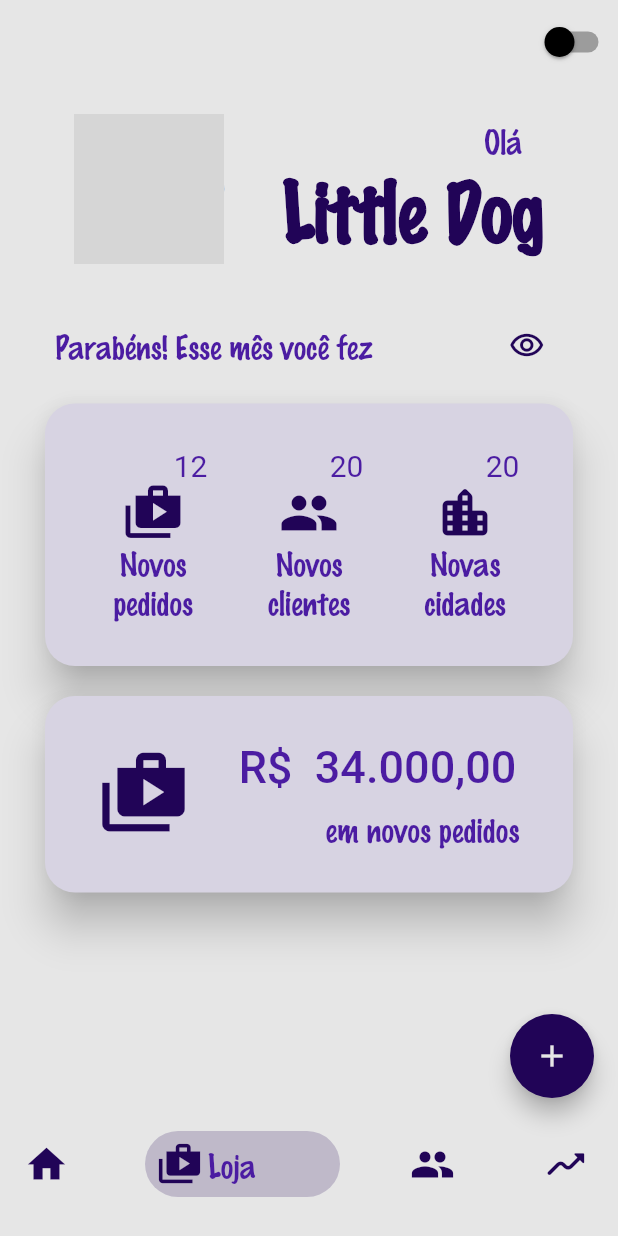
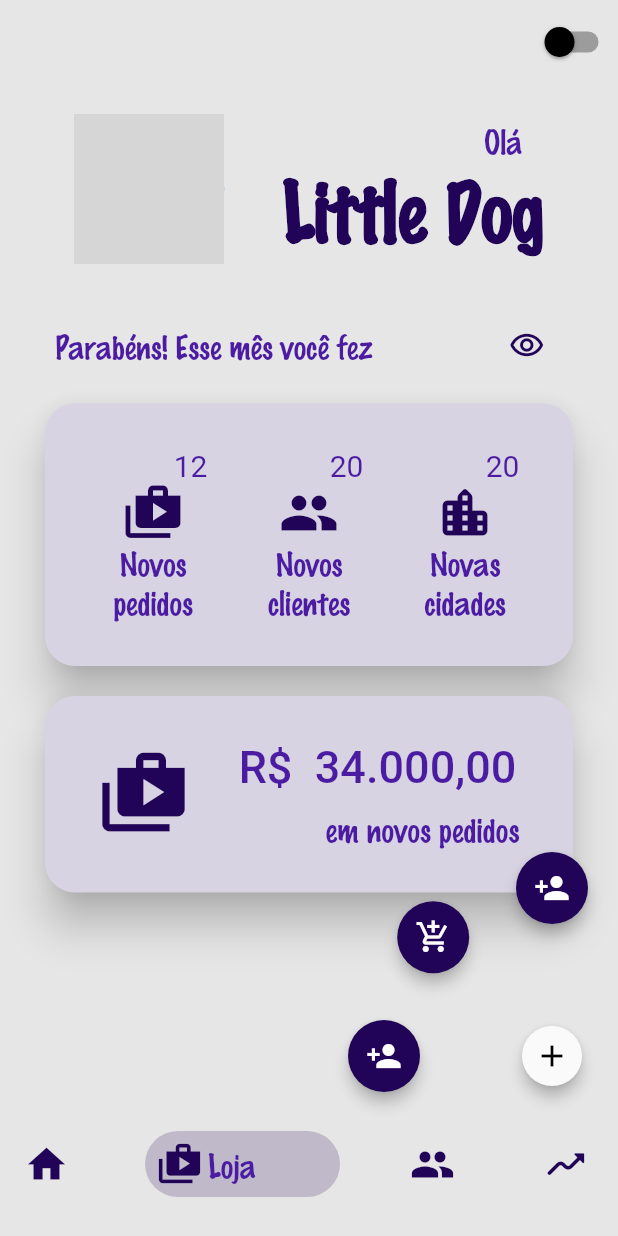
Before and after one commit to Brennez/Desafio-do-Layout, a Flutter app: the screen it shows after launch, item 2 of the bottom bar chosen, after a tap on the "add" icon, on a phone screen of 412 x 824 dp. Run offline on Flutter 3.47's test engine with Material 2 defaults, Android fonts, the phone set to English and light mode, and no system bars; drawn by our look-alikes of bottom_navy_bar; our stand-ins replace google_fonts; grey boxes are pictures that could not be loaded.

Commit message:
adicionando o botão FAB

```diff
--- a/lib/main.dart
+++ b/lib/main.dart
@@ -2,8 +2,8 @@
 
 import 'package:app_layout/consts/colors/colors.dart';
 import 'package:app_layout/provider/themeProvider.dart';
+import 'package:app_layout/widget/expandableFab.dart';
 import 'package:bottom_navy_bar/bottom_navy_bar.dart';
-import 'package:flutter/gestures.dart';
 import 'package:flutter/material.dart';
 import 'package:google_fonts/google_fonts.dart';
 import 'package:provider/provider.dart';
@@ -79,7 +79,8 @@ class _HomePageState extends State<HomePage> {
       appBar: AppBar(
         actions: [ChangeThemeButton()],
       ),
-      body: Column(
+      body: SingleChildScrollView(
+        child: Column(
           mainAxisAlignment: MainAxisAlignment.start,
           children: [
             Container(
@@ -150,7 +151,8 @@ class _HomePageState extends State<HomePage> {
                           child: Text(
                             textOrder,
                             style: GoogleFonts.concertOne(
-                              textStyle: Theme.of(context).textTheme.subtitle1),
+                                textStyle:
+                                    Theme.of(context).textTheme.subtitle1),
                           ),
                         ),
                         Icon(
@@ -170,7 +172,8 @@ class _HomePageState extends State<HomePage> {
                           child: Text(
                             textClients,
                             style: GoogleFonts.concertOne(
-                              textStyle: Theme.of(context).textTheme.subtitle1),
+                                textStyle:
+                                    Theme.of(context).textTheme.subtitle1),
                           ),
                         ),
                         Icon(
@@ -190,7 +193,8 @@ class _HomePageState extends State<HomePage> {
                           child: Text(
                             textCities,
                             style: GoogleFonts.concertOne(
-                              textStyle: Theme.of(context).textTheme.subtitle1),
+                                textStyle:
+                                    Theme.of(context).textTheme.subtitle1),
                           ),
                         ),
                         Icon(
@@ -244,6 +248,21 @@ class _HomePageState extends State<HomePage> {
             ),
           ],
         ),
+      ),
+      floatingActionButton: ExpandableFab(distance: 112.0, children: [
+        ActionButton(
+          onPressed: () {},
+          icon: Icons.person_add,
+        ),
+        ActionButton(
+          onPressed: () {},
+          icon: Icons.add_shopping_cart,
+        ),
+        ActionButton(
+          onPressed: () {},
+          icon: Icons.person_add,
+        ),
+      ]),
       bottomNavigationBar: Container(
         margin: EdgeInsets.only(bottom: 20),
         child: BottomNavyBar(
@@ -301,17 +320,9 @@ class _HomePageState extends State<HomePage> {
                 "Gráficos",
                 style: Theme.of(context).textTheme.subtitle2,
               ),
-            )
+            ),
           ],
         ),
-      ),
-      floatingActionButton: FloatingActionButton(
-        onPressed: () {},
-        child: Icon(
-          Icons.add,
-          color: kBackgroundColor,
-        ),
-        backgroundColor: kPrimaryColor,
       ),
     );
   }
--- /dev/null
+++ b/lib/widget/expandableFab.dart
@@ -0,0 +1,215 @@
+import 'package:flutter/material.dart';
+import 'dart:math' as math;
+
+@immutable
+class ExpandableFab extends StatefulWidget {
+  const ExpandableFab({
+    Key? key,
+    this.initialOpen,
+    required this.distance,
+    required this.children,
+  }) : super(key: key);
+
+  final bool? initialOpen;
+  final double distance;
+  final List<Widget> children;
+
+  @override
+  _ExpandableFabState createState() => _ExpandableFabState();
+}
+
+class _ExpandableFabState extends State<ExpandableFab>
+    with SingleTickerProviderStateMixin {
+  late final AnimationController _controller;
+  late final Animation<double> _expandAnimation;
+  bool _open = false;
+
+  @override
+  void initState() {
+    super.initState();
+    _open = widget.initialOpen ?? false;
+    _controller = AnimationController(
+      value: _open ? 1.0 : 0.0,
+      duration: const Duration(milliseconds: 250),
+      vsync: this,
+    );
+    _expandAnimation = CurvedAnimation(
+      curve: Curves.fastOutSlowIn,
+      reverseCurve: Curves.easeOutQuad,
+      parent: _controller,
+    );
+  }
+
+  @override
+  void dispose() {
+    _controller.dispose();
+    super.dispose();
+  }
+
+  void _toggle() {
+    setState(() {
+      _open = !_open;
+      if (_open) {
+        _controller.forward();
+      } else {
+        _controller.reverse();
+      }
+    });
+  }
+
+  @override
+  Widget build(BuildContext context) {
+    return SizedBox.expand(
+      child: Stack(
+        alignment: Alignment.bottomRight,
+        clipBehavior: Clip.none,
+        children: [
+          _buildTapToCloseFab(),
+          ..._buildExpandingActionButtons(),
+          _buildTapToOpenFab(),
+        ],
+      ),
+    );
+  }
+
+  Widget _buildTapToCloseFab() {
+    return SizedBox(
+      width: 56.0,
+      height: 56.0,
+      child: Center(
+        child: Material(
+          shape: const CircleBorder(),
+          clipBehavior: Clip.antiAlias,
+          elevation: 4.0,
+          child: InkWell(
+            onTap: _toggle,
+            child: const Padding(
+              padding: EdgeInsets.all(8.0),
+              child: Icon(
+                Icons.add,
+                color: Colors.black,
+              ),
+            ),
+          ),
+        ),
+      ),
+    );
+  }
+
+  List<Widget> _buildExpandingActionButtons() {
+    final children = <Widget>[];
+    final count = widget.children.length;
+    final step = 90.0 / (count - 1);
+    for (var i = 0, angleInDegrees = 0.0;
+        i < count;
+        i++, angleInDegrees += step) {
+      children.add(
+        _ExpandingActionButton(
+          directionInDegrees: angleInDegrees,
+          maxDistance: widget.distance,
+          progress: _expandAnimation,
+          child: widget.children[i],
+        ),
+      );
+    }
+    return children;
+  }
+
+  Widget _buildTapToOpenFab() {
+    return IgnorePointer(
+      ignoring: _open,
+      child: AnimatedContainer(
+        transformAlignment: Alignment.center,
+        transform: Matrix4.diagonal3Values(
+          _open ? 0.7 : 1.0,
+          _open ? 0.7 : 1.0,
+          1.0,
+        ),
+        duration: const Duration(milliseconds: 250),
+        curve: const Interval(0.0, 0.5, curve: Curves.easeOut),
+        child: AnimatedOpacity(
+          opacity: _open ? 0.0 : 1.0,
+          curve: const Interval(0.25, 1.0, curve: Curves.easeInOut),
+          duration: const Duration(milliseconds: 250),
+          child: FloatingActionButton(
+            backgroundColor: const Color(0xFF210457),
+            onPressed: _toggle,
+            child: const Icon(
+              Icons.add,
+            ),
+          ),
+        ),
+      ),
+    );
+  }
+}
+
+@immutable
+class _ExpandingActionButton extends StatelessWidget {
+  const _ExpandingActionButton({
+    Key? key,
+    required this.directionInDegrees,
+    required this.maxDistance,
+    required this.progress,
+    required this.child,
+  }) : super(key: key);
+
+  final double directionInDegrees;
+  final double maxDistance;
+  final Animation<double> progress;
+  final Widget child;
+
+  @override
+  Widget build(BuildContext context) {
+    return AnimatedBuilder(
+      animation: progress,
+      builder: (context, child) {
+        final offset = Offset.fromDirection(
+          directionInDegrees * (math.pi / 180.0),
+          progress.value * maxDistance,
+        );
+        return Positioned(
+          right: 4.0 + offset.dx,
+          bottom: 4.0 + offset.dy,
+          child: Transform.rotate(
+            angle: (1.0 - progress.value) * math.pi / 2,
+            child: child!,
+          ),
+        );
+      },
+      child: FadeTransition(
+        opacity: progress,
+        child: child,
+      ),
+    );
+  }
+}
+
+@immutable
+class ActionButton extends StatelessWidget {
+  const ActionButton({
+    Key? key,
+    this.onPressed,
+    required this.icon,
+  }) : super(key: key);
+
+  final VoidCallback? onPressed;
+  final IconData icon;
+
+  @override
+  Widget build(BuildContext context) {
+    final theme = Theme.of(context);
+    return Material(
+        shape: const CircleBorder(),
+        clipBehavior: Clip.antiAlias,
+        color: const Color(0xFF210457),
+        elevation: 4.0,
+        child: IconButton(
+          onPressed: onPressed,
+          icon: Icon(
+            icon,
+            color: Colors.white,
+          ),
+        ));
+  }
+}
```
Lines whose indentation alone changed are shown as unchanged.
